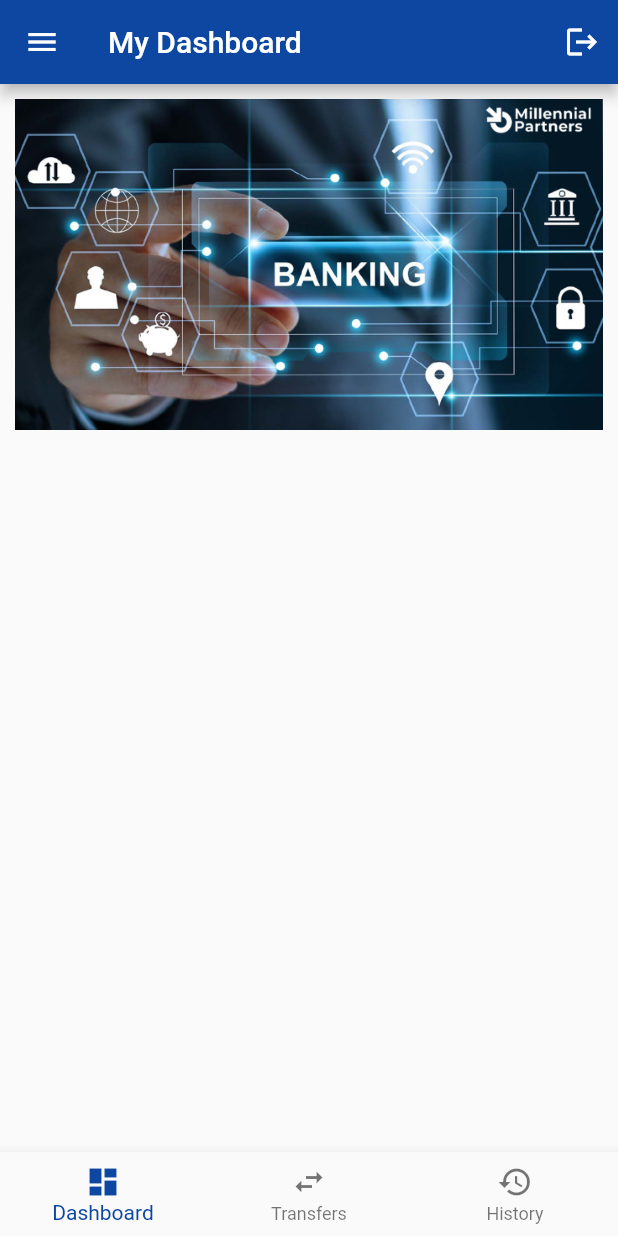
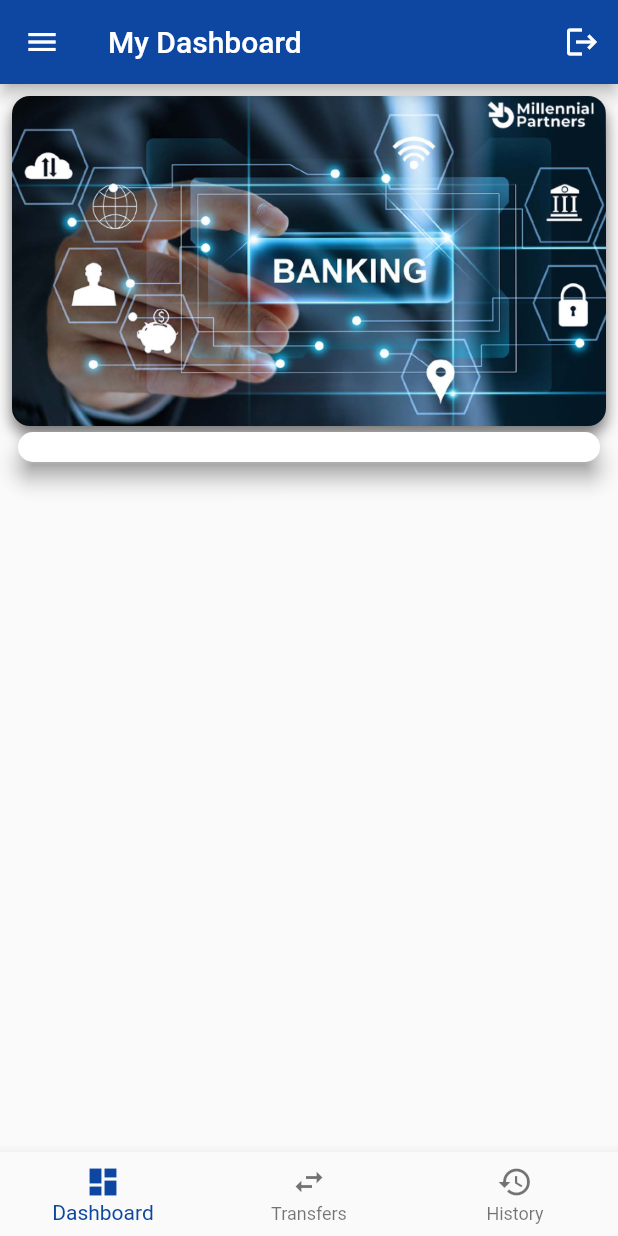
Before and after one commit to Baayeh/banking_app, a Flutter app: the screen it shows after launch, on a phone screen of 412 x 824 dp. Run offline on Flutter 3.47's test engine with Material 2 defaults, Android fonts, the phone set to English and light mode, and no system bars; our stand-ins replace keyboard_dismisser; statements that could not run were skipped.

Commit message:
Updatin dashboard

```diff
--- a/lib/pages/sections/dashboard.dart
+++ b/lib/pages/sections/dashboard.dart
@@ -4,14 +4,38 @@ class Dashboard extends StatelessWidget {
   @override
   Widget build(BuildContext context) {
     return Scaffold(
-      body: Column(
-        children: [
-          Container(
-            padding: EdgeInsets.all(10),
-            child: Image(image: AssetImage('assets/images/banner.jpg')),
-          ),
-        ],
+      body: Padding(
+        padding: const EdgeInsets.all(8.0),
+        child: Column(
+          children: [
+            Container(
+                height: 220,
+                decoration: BoxDecoration(
+                  image: DecorationImage(
+                      image: AssetImage('assets/images/banner.jpg'),
+                      fit: BoxFit.cover),
+                  borderRadius: BorderRadius.circular(12),
+                  boxShadow: [
+                    BoxShadow(
+                        color: Colors.grey[600],
+                        blurRadius: 8,
+                        offset: Offset(0, 6))
+                  ],
+                )),
+            SizedBox(height: ,),
+            buildFirstCard(),
+          ],
+        ),
       ),
     );
   }
+
+  Widget buildFirstCard() => Card(
+        shadowColor: Colors.grey[600],
+        elevation: 6,
+        shape: RoundedRectangleBorder(borderRadius: BorderRadius.circular(12)),
+        child: Container(
+          padding: EdgeInsets.all(10),
+        ),
+      );
 }
```
